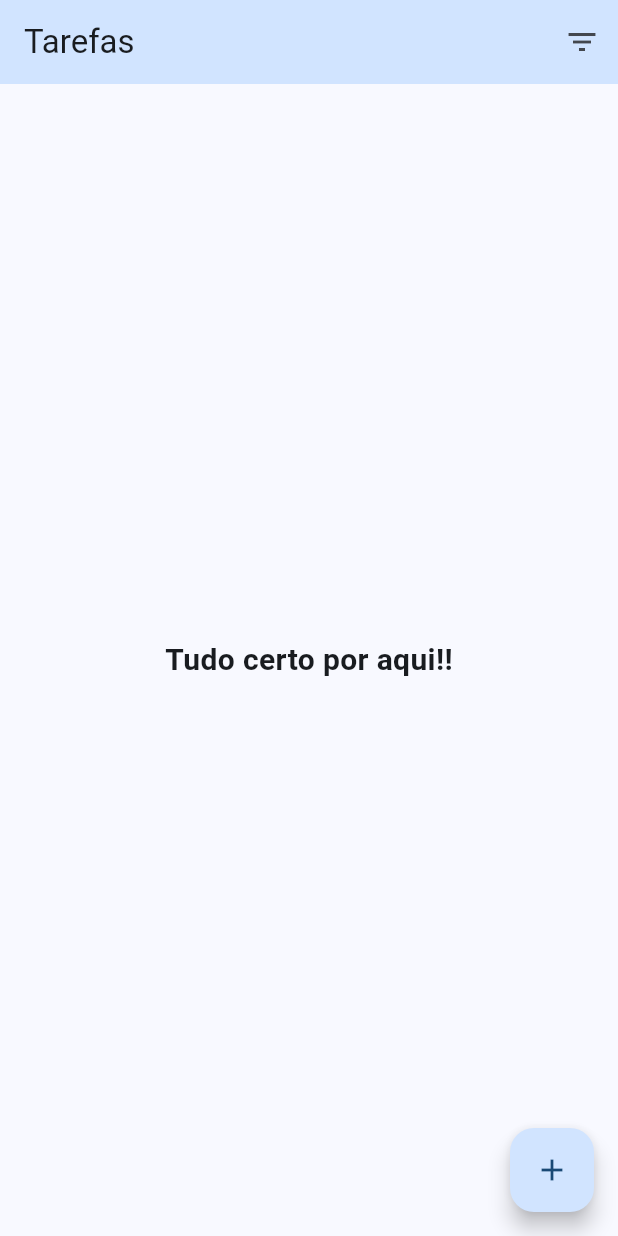
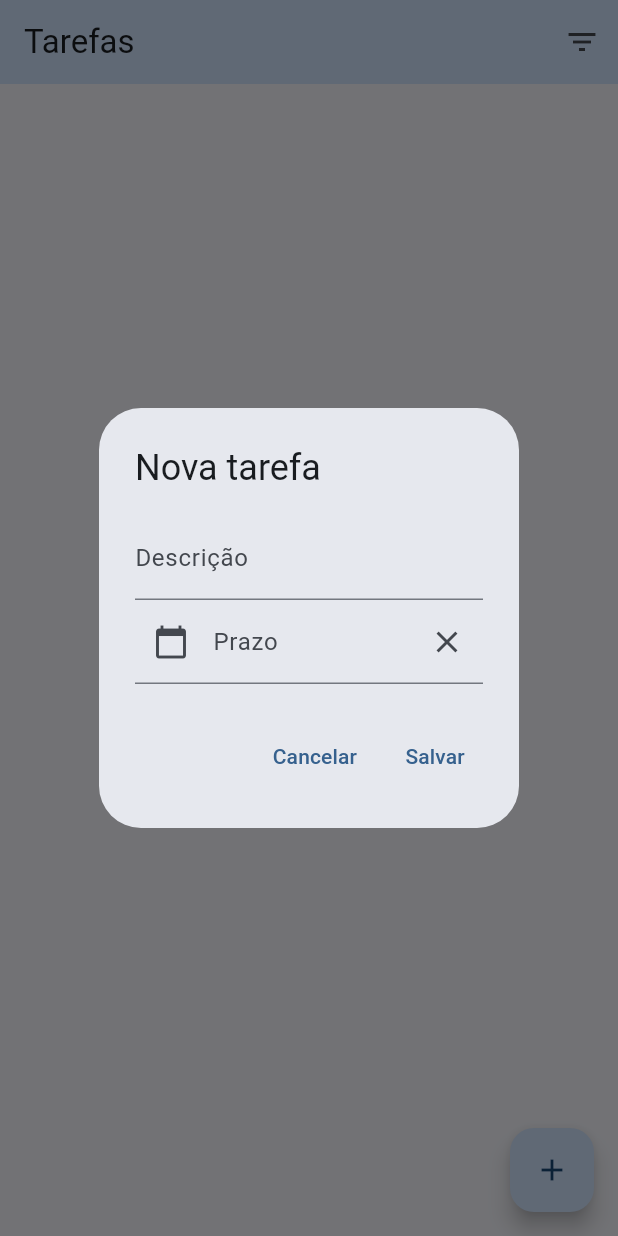
Before and after one commit to Mecanight/DAM, a Flutter app: the screen it shows after launch, after a tap on the "add" icon, on a phone screen of 412 x 824 dp. Run offline on Flutter 3.47's test engine with Material 3 defaults, Android fonts, the phone set to English and light mode, and no system bars.

Commit message:
Aula1-12-03-24

```diff
--- a/gerenciador_tarefas/lib/pages/lista_page_tarefas.dart
+++ b/gerenciador_tarefas/lib/pages/lista_page_tarefas.dart
@@ -1,5 +1,6 @@
 import 'package:flutter/material.dart';
 import 'package:gerenciador_tarefas/model/tarefa.dart';
+import 'package:gerenciador_tarefas/widgets/conteudo_form_dialog.dart';
 
 class ListaTarefaPage extends StatefulWidget {
   @override
@@ -15,7 +16,9 @@ class _ListaTarefaPageState extends State<ListaTarefaPage> {
       appBar: _criarAppBar(context),
       body: _criarBody(),
       floatingActionButton: FloatingActionButton(
-          onPressed: () {}, child: Icon(Icons.add), tooltip: 'Nova Tarefa'),
+          onPressed: _abrirForm,
+          child: Icon(Icons.add),
+          tooltip: 'Nova Tarefa'),
     );
   }
 
@@ -47,4 +50,24 @@ class _ListaTarefaPageState extends State<ListaTarefaPage> {
         separatorBuilder: (BuildContext context, int index) => const Divider(),
         itemCount: _tarefas.length);
   }
+
+  void _abrirForm({Tarefa? tarefaAtual, int? indice}) {
+    final key = GlobalKey<ConteudoFormDialogState>();
+    showDialog(
+        context: context,
+        builder: (BuildContext context) {
+          return AlertDialog(
+            title: Text(tarefaAtual == null
+                ? 'Nova tarefa'
+                : 'Aterar Tarefa ${tarefaAtual.id}'),
+            content: ConteudoFormDialog(key: key, tarefaAtual: tarefaAtual),
+            actions: [
+              TextButton(
+                  onPressed: () => Navigator.of(context).pop(),
+                  child: Text('Cancelar')),
+              TextButton(onPressed: () {}, child: Text('Salvar'))
+            ],
+          );
+        });
+  }
 }
```
Also changed, not shown: gerenciador_tarefas/lib/widgets/conteudo_form_dialog.dart (+20 -1 lines).
